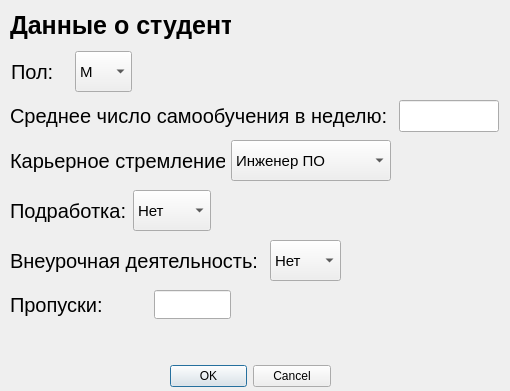
Old version of the form design/dialog.ui in the repository SerenityFlaim/student_predict.
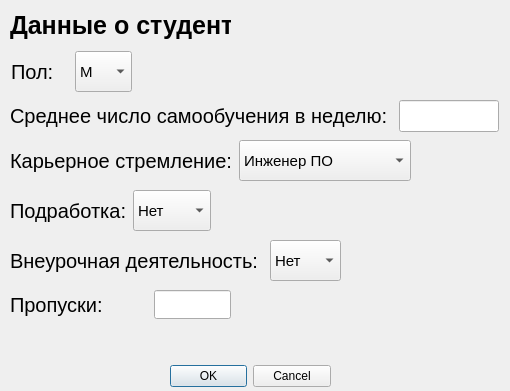
New version of the form.

Commit message: data from student_dialog conversion via StudentData class

What changed in the file:
```diff
--- a/design/dialog.ui
+++ b/design/dialog.ui
@@ -137,7 +137,7 @@
     </item>
    </layout>
   </widget>
-  <widget class="QWidget" name="">
+  <widget class="QWidget" name="layoutWidget">
    <property name="geometry">
     <rect>
      <x>10</x>
@@ -182,7 +182,7 @@
     </item>
    </layout>
   </widget>
-  <widget class="QWidget" name="">
+  <widget class="QWidget" name="layoutWidget">
    <property name="geometry">
     <rect>
      <x>10</x>
@@ -218,7 +218,7 @@
     </item>
    </layout>
   </widget>
-  <widget class="QWidget" name="">
+  <widget class="QWidget" name="layoutWidget">
    <property name="geometry">
     <rect>
      <x>10</x>
@@ -254,12 +254,12 @@
     </item>
    </layout>
   </widget>
-  <widget class="QWidget" name="">
+  <widget class="QWidget" name="layoutWidget">
    <property name="geometry">
     <rect>
      <x>10</x>
      <y>140</y>
-     <width>381</width>
+     <width>401</width>
      <height>41</height>
     </rect>
    </property>
```
Left out of the diff: 10 changed lines with no effect on the pictures. The commit also changes 5 other files.
